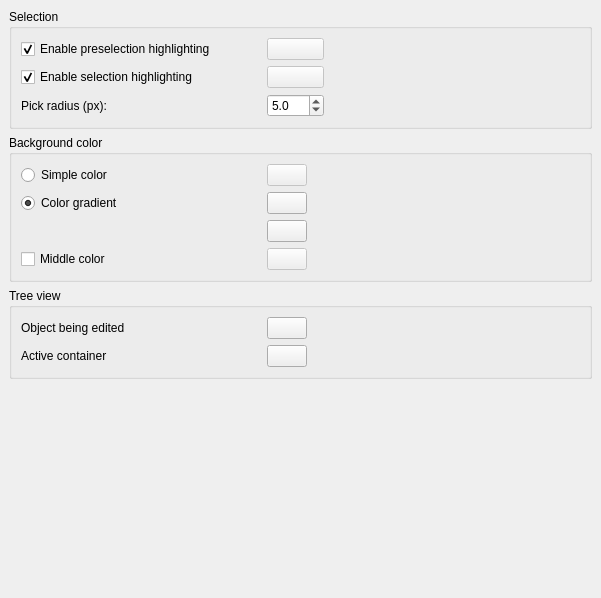
Before: the Qt Designer form src/Gui/DlgSettingsViewColor.ui in southseact-3d/fcd, drawn with Qt 5.
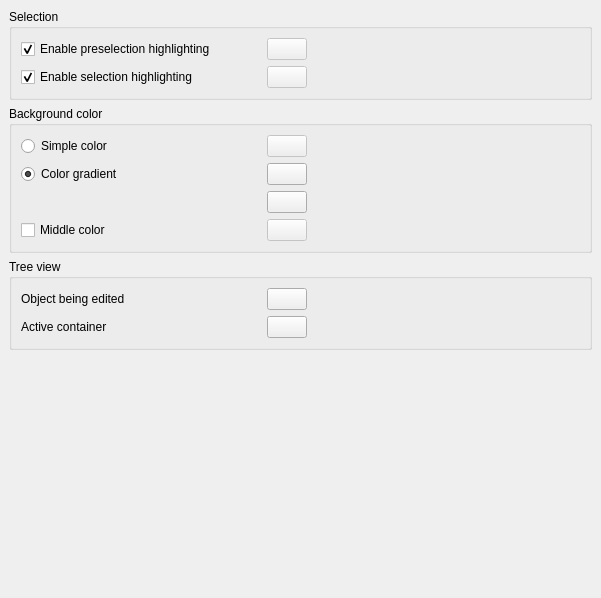
After: the same form once the commit is applied. Custom widgets are drawn as their Qt base class.

Commit message: moved 'Pick Radius' from 'Color' to '3D View' fixes #0004147

```diff
--- a/src/Gui/DlgSettingsViewColor.ui
+++ b/src/Gui/DlgSettingsViewColor.ui
@@ -176,42 +176,6 @@
           </property>
          </widget>
         </item>
-        <item row="2" column="0">
-         <widget class="QLabel" name="label">
-          <property name="text">
-           <string>Pick radius (px):</string>
-          </property>
-         </widget>
-        </item>
-        <item row="2" column="1">
-         <widget class="Gui::PrefDoubleSpinBox" name="spinPickRadius">
-          <property name="toolTip">
-           <string>Area for picking elements in 3D view.
-Larger value eases to pick things, but can make small features impossible to select.</string>
-          </property>
-          <property name="inputMethodHints">
-           <set>Qt::ImhPreferNumbers</set>
-          </property>
-          <property name="decimals">
-           <number>1</number>
-          </property>
-          <property name="minimum">
-           <double>0.500000000000000</double>
-          </property>
-          <property name="maximum">
-           <double>200.000000000000000</double>
-          </property>
-          <property name="value">
-           <double>5.000000000000000</double>
-          </property>
-          <property name="prefEntry" stdset="0">
-           <cstring>PickRadius</cstring>
-          </property>
-          <property name="prefPath" stdset="0">
-           <cstring>View</cstring>
-          </property>
-         </widget>
-        </item>
        </layout>
       </item>
      </layout>
```
The commit also changes 3 other files.
